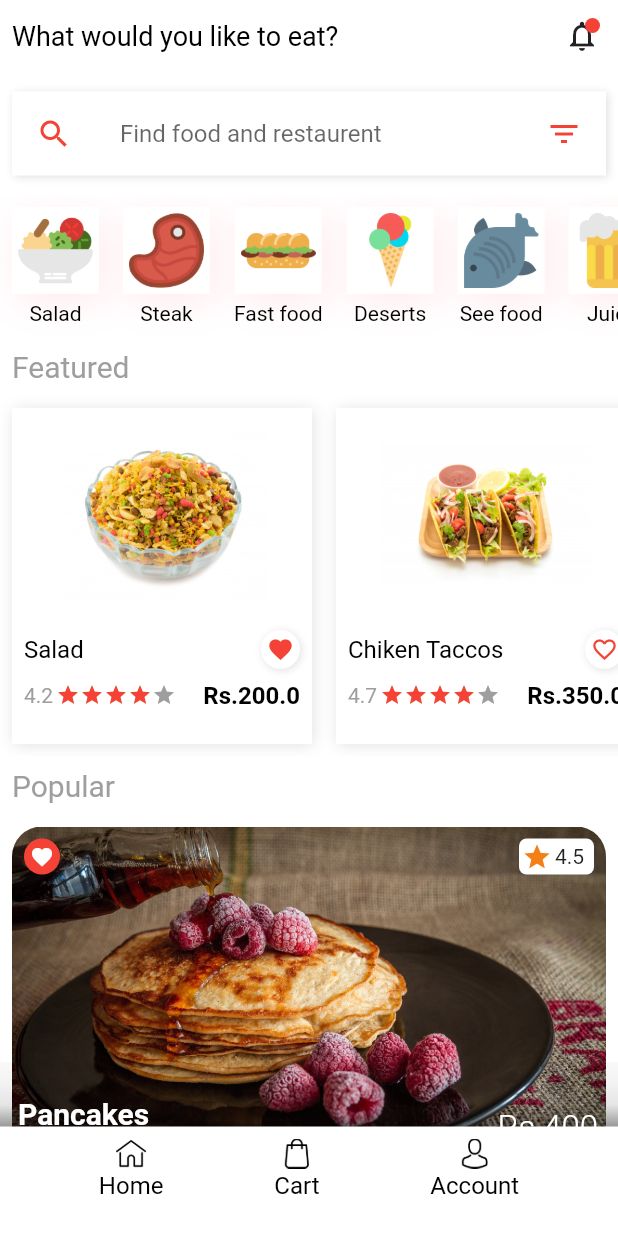
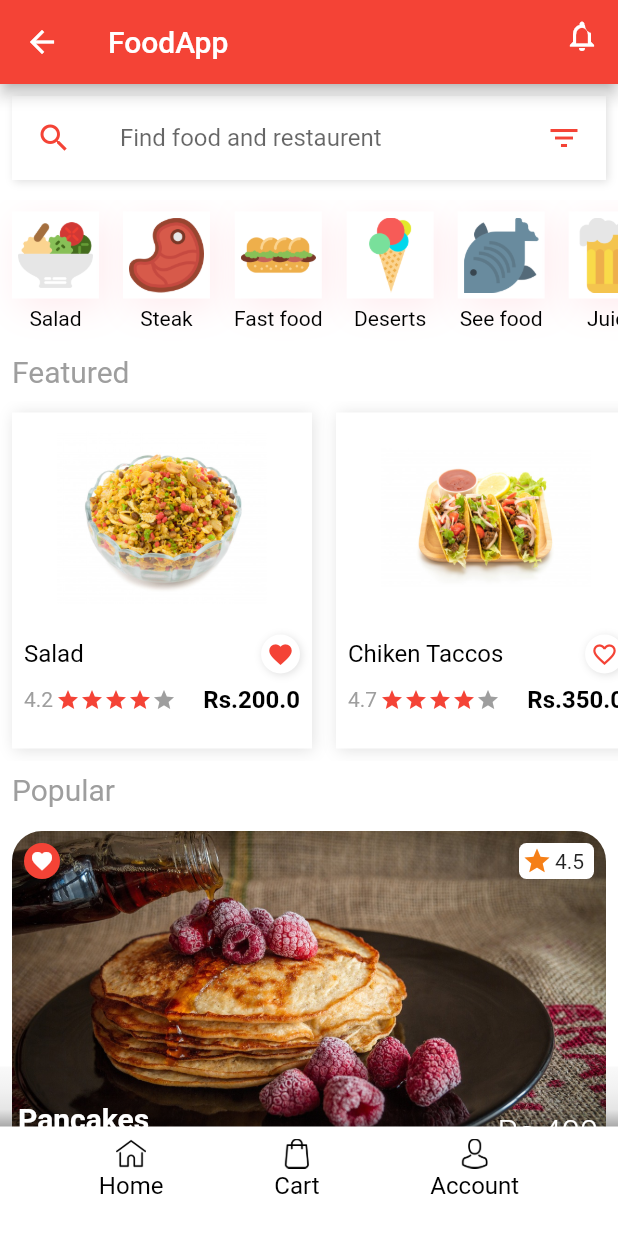
Before and after one commit to SayujSujeev/food-delivery-app, a Flutter app: the Home screen opened directly, on a phone screen of 412 x 824 dp. Shown: the top 1233 px of the screen. Run offline on Flutter 3.47's test engine with Material 2 defaults, Android fonts, the phone set to English and light mode, and no system bars; our stand-ins replace carousel_pro, cloud_firestore, firebase_auth, firebase_core; accounts and stored records are empty.

Commit message:
Flutter food delivery App

```diff
--- a/lib/main.dart
+++ b/lib/main.dart
@@ -29,7 +29,7 @@ class ScreensController extends StatelessWidget {
     switch (auth.status){
 
       case Status.Unititialized:
-        //return Loading();
+        return Loading();
       case Status.Unauthenticated:
       case Status.Authenticating:
         return LoginScreen();
--- a/lib/src/screens/home.dart
+++ b/lib/src/screens/home.dart
@@ -1,5 +1,6 @@
 import 'package:flutter/cupertino.dart';
 import 'package:flutter/material.dart';
+import 'package:flutter/services.dart';
 import 'package:food_order_app/src/helpers/screen_navigation.dart';
 import 'package:food_order_app/src/helpers/style.dart';
 import 'package:food_order_app/src/screens/bag.dart';
@@ -18,20 +19,9 @@ class _HomeState extends State<Home> {
   @override
   Widget build(BuildContext context) {
     return Scaffold(
-      backgroundColor: white,
-      body: SafeArea(
-        child: ListView(
-          children: <Widget>[
-            Row(
-              mainAxisAlignment: MainAxisAlignment.spaceBetween,
-              children: <Widget>[
-                Padding(
-                  padding: const EdgeInsets.all(8.0),
-                  child: CustomText(
-                    text: "What would you like to eat?",
-                    size: 18.0,
-                  ),
-                ),
+      appBar: AppBar(
+        title: Text("FoodApp"),
+        actions: <Widget>[
           Stack(
             children: <Widget>[
               IconButton(
@@ -51,9 +41,11 @@ class _HomeState extends State<Home> {
           )
         ],
       ),
-            SizedBox(
-              height: 5.0,
-            ),
+      backgroundColor: white,
+      body: SafeArea(
+        child: ListView(
+          children: <Widget>[
+
             Padding(
               padding: const EdgeInsets.all(8.0),
               child: Container(
```
Lines whose indentation alone changed are shown as unchanged.
